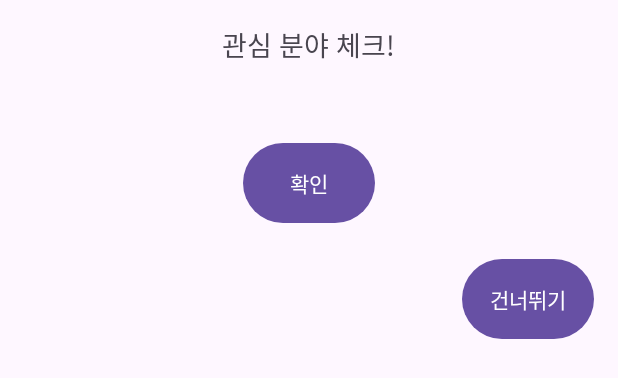
After one commit to geonhee5593/madagascar, an Android app: the layout activity_interest_selection.xml on its own in the app's theme, with its tools: preview values and no code run, on a phone screen of 412 x 824 dp. The commit adds this screen. Shown: the top 378 px of the screen. Run offline under Robolectric (Android 15) with nearby library versions, the phone set to English and light mode, and no system bars.

Commit message:
1차 완료 R 오류

```diff
--- /dev/null
+++ b/app/src/main/java/com/example/madagascar/Interest.kt
@@ -0,0 +1,6 @@
+package com.example.madagascar.models // 패키지 경로에 맞게 설정
+
+data class Interest(
+    val name: String,
+    var isSelected: Boolean = false
+)
--- a/app/src/main/java/com/example/madagascar/MainActivity.kt
+++ b/app/src/main/java/com/example/madagascar/MainActivity.kt
@@ -9,7 +9,7 @@ import androidx.core.view.WindowInsetsCompat
 class MainActivity : AppCompatActivity() {
     override fun onCreate(savedInstanceState: Bundle?) {
         super.onCreate(savedInstanceState)
-        enableEdgeToEdge()
+
         setContentView(R.layout.activity_main)
         ViewCompat.setOnApplyWindowInsetsListener(findViewById(R.id.main)) { v, insets ->
             val systemBars = insets.getInsets(WindowInsetsCompat.Type.systemBars())
--- /dev/null
+++ b/app/src/main/res/layout/activity_interest_selection.xml
@@ -0,0 +1,46 @@
+<?xml version="1.0" encoding="utf-8"?>
+<LinearLayout xmlns:android="http://schemas.android.com/apk/res/android"
+    android:layout_width="match_parent"
+    android:layout_height="match_parent"
+    android:orientation="vertical"
+    android:padding="16dp">
+
+    <TextView
+        android:layout_width="wrap_content"
+        android:layout_height="wrap_content"
+        android:text="관심 분야 체크!"
+        android:textSize="18sp"
+        android:paddingBottom="16dp"
+        android:textAlignment="center"
+        android:layout_gravity="center_horizontal" />
+
+    <!-- 관심사 그리드 레이아웃 -->
+    <GridLayout
+        android:id="@+id/grid_layout_interests"
+        android:layout_width="match_parent"
+        android:layout_height="wrap_content"
+        android:alignmentMode="alignMargins"
+        android:padding="8dp"
+        android:columnCount="3"
+        android:rowCount="5" />
+
+    <!-- 확인 버튼 -->
+    <Button
+        android:id="@+id/button_confirm"
+        android:layout_width="wrap_content"
+        android:layout_height="wrap_content"
+        android:text="확인"
+        android:padding="16dp"
+        android:layout_gravity="center_horizontal"
+        android:layout_marginTop="16dp" />
+
+    <!-- 건너뛰기 버튼 -->
+    <Button
+        android:id="@+id/button_skip"
+        android:layout_width="wrap_content"
+        android:layout_height="wrap_content"
+        android:text="건너뛰기"
+        android:padding="16dp"
+        android:layout_gravity="end"
+        android:layout_marginTop="16dp" />
+</LinearLayout>
```
Also changed, not shown: app/src/main/java/com/example/madagascar/activities/InterestSelectionActivity.kt (added, +72 -0 lines), app/src/main/res/drawable/selector_interest_button.xml (added, +23 -0 lines), app/src/main/res/layout/item_interest.xml (added, +11 -0 lines).
